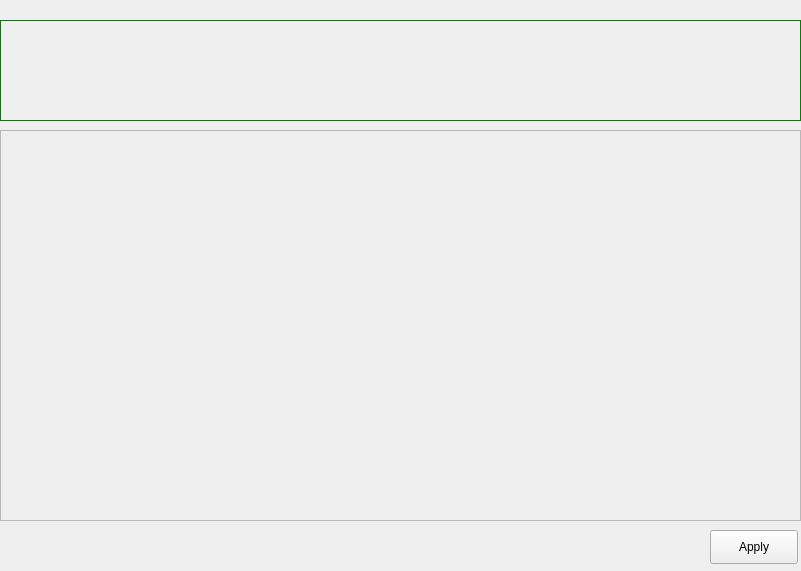
YFL/appointy_appointment_and_request_creator, file question_display_widget.ui: the form before one commit.
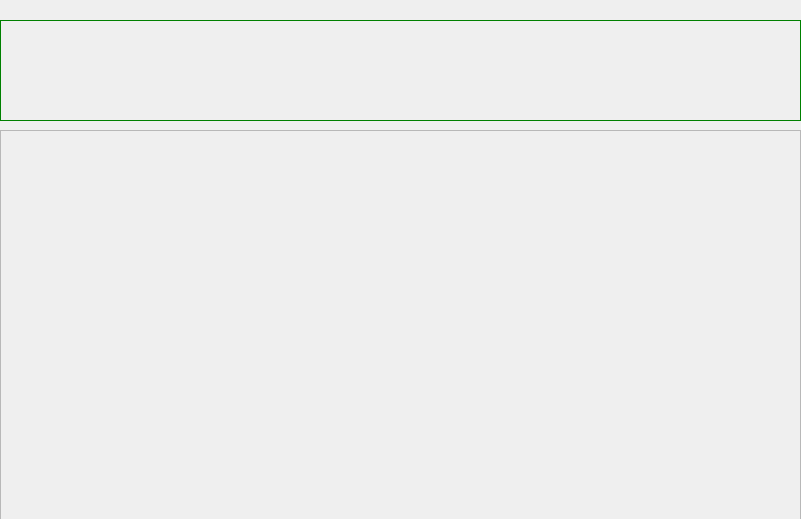
The form after the commit.

The edit to the form file:
```diff
--- a/question_display_widget.ui
+++ b/question_display_widget.ui
@@ -7,7 +7,7 @@
     <x>0</x>
     <y>0</y>
     <width>801</width>
-    <height>571</height>
+    <height>519</height>
    </rect>
   </property>
   <property name="windowTitle">
@@ -56,19 +56,6 @@
     <layout class="QVBoxLayout" name="verticalLayout"/>
    </widget>
   </widget>
-  <widget class="QPushButton" name="apply_btn">
-   <property name="geometry">
-    <rect>
-     <x>710</x>
-     <y>530</y>
-     <width>88</width>
-     <height>34</height>
-    </rect>
-   </property>
-   <property name="text">
-    <string>Apply</string>
-   </property>
-  </widget>
  </widget>
  <resources/>
  <connections/>
```
